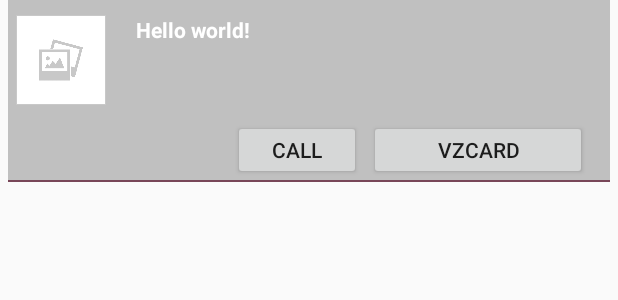
After one commit to tools-zhao/VZCardsAndroid, an Android app: the layout child_row.xml on its own in the app's theme, with its tools: preview values and no code run, on a phone screen of 412 x 824 dp. The commit adds this screen. Shown: the top 300 px of the screen. Run offline under Robolectric (Android 15) with nearby library versions, the phone set to English and light mode, and no system bars.

Commit message:
expansion of cells in listview

```diff
--- /dev/null
+++ b/vzcards/app/src/main/res/layout/child_row.xml
@@ -0,0 +1,61 @@
+<?xml version="1.0" encoding="utf-8"?>
+
+<LinearLayout xmlns:android="http://schemas.android.com/apk/res/android"
+    android:layout_width="match_parent"
+    android:layout_height="wrap_content"
+
+    android:background="#9999"
+    android:layout_marginLeft="5dp"
+    android:layout_marginRight="5dp"
+    android:orientation="vertical">
+
+    <LinearLayout
+        android:layout_width="match_parent"
+        android:layout_height="80dp"
+        android:id="@+id/lay1">
+        <ImageView
+            android:layout_width="60dp"
+            android:layout_height="60dp"
+            android:layout_gravity="center_vertical"
+            android:layout_marginLeft="5dp"
+            android:src="@drawable/no_pic_placeholder_with_border_800x800"/>
+
+        <TextView
+            android:layout_width="wrap_content"
+            android:layout_height="wrap_content"
+            android:id="@+id/textView1"
+            android:layout_marginLeft="20dp"
+            android:text="@string/hello_world"
+            android:textColor="#FFFFFF"
+            android:layout_marginTop="10dp"
+            android:textSize="14sp"
+            android:textStyle="bold" /></LinearLayout>
+    <LinearLayout
+        android:layout_width="match_parent"
+        android:layout_height="wrap_content"
+        android:gravity="center_vertical"
+        android:layout_below="@+id/textView1"
+        android:layout_marginRight="5dp"
+        android:layout_marginLeft="150dp"
+        android:weightSum="2">
+        <Button
+            android:layout_width="0dp"
+            android:layout_height="40dp"
+            android:text="call"
+            android:layout_weight="1"
+            android:layout_below="@+id/textView1"/>
+        <Button
+            android:layout_width="60dp"
+            android:layout_height="40dp"
+            android:text="VzCard"
+            android:layout_weight="1"
+            android:layout_marginLeft="5dp"
+            android:layout_marginRight="10dp"
+            android:layout_below="@+id/textView1"/>
+        </LinearLayout>
+    <View
+        android:layout_width="match_parent"
+        android:layout_height="1dp"
+        android:background="#784658" />
+
+</LinearLayout>
--- a/vzcards/app/src/main/res/layout/list_referal_activity.xml
+++ b/vzcards/app/src/main/res/layout/list_referal_activity.xml
@@ -13,13 +13,13 @@
 
 
 
-    <ListView
+    <ExpandableListView
         android:layout_width="match_parent"
         android:layout_height="match_parent"
         android:id="@+id/referralList"
         android:layout_below="@+id/Layout1"
         android:divider="#97e6ecf2"
-        android:dividerHeight="5.0sp"></ListView>
+        android:dividerHeight="5.0sp"></ExpandableListView>
 
 
     <LinearLayout
```
Also changed, not shown: vzcards/app/src/main/java/com/bitjini/vzcards/NewAdapter.java (added, +131 -0 lines), vzcards/app/src/main/java/com/bitjini/vzcards/ReferalUsers.java (+17 -1 lines), vzcards/app/src/main/java/com/bitjini/vzcards/Referal_Activity.java (+68 -17 lines), vzcards/app/src/main/res/layout/group_row.xml (added, +17 -0 lines).
